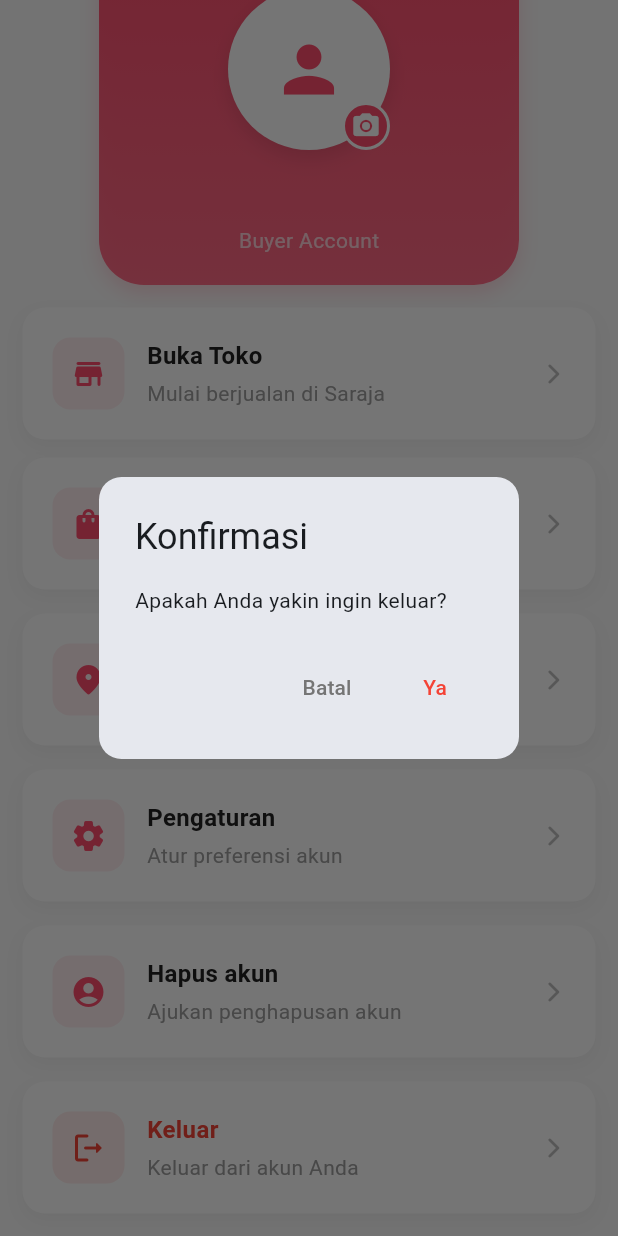
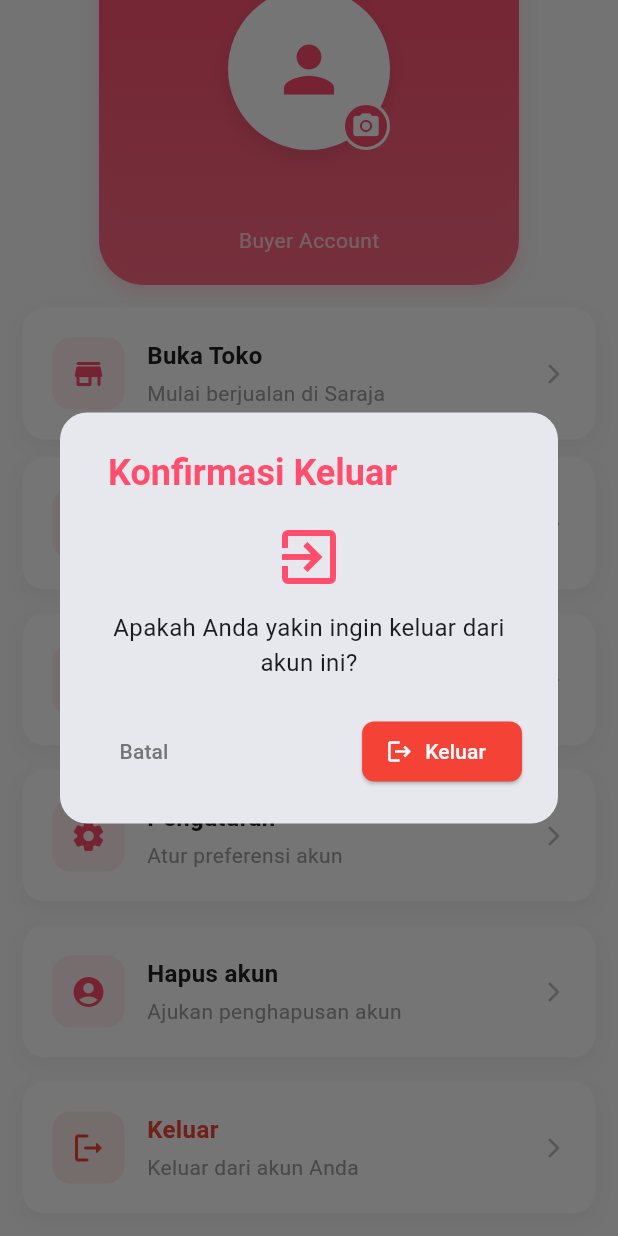
Before and after one commit to andhikafajarprayoga/ecommerce_kumbly, a Flutter app: the ProfileScreen screen opened directly, scrolled down 58 dp, after a tap on "Keluar", on a phone screen of 412 x 824 dp. Run offline on Flutter 3.47's test engine with Material 3 defaults, Android fonts, the light colour scheme and no system bars; our stand-ins replace carousel_slider, flutter_local_notifications, flutter_map, flutter_rating_bar, font_awesome_flutter, geocoding and 16 more; missing offline and left inert: realtime_client, workmanager; accounts and stored records are empty.

Commit message:
feat: Enhance logout confirmation dialog with improved UI and messaging

```diff
--- a/lib/pages/buyer/profile/profile_screen.dart
+++ b/lib/pages/buyer/profile/profile_screen.dart
@@ -496,12 +496,35 @@ class _ProfileScreenState extends State<ProfileScreen> {
                     onTap: () {
                       Get.dialog(
                         AlertDialog(
-                          title: const Text('Konfirmasi'),
-                          content:
-                              const Text('Apakah Anda yakin ingin keluar?'),
                           shape: RoundedRectangleBorder(
-                            borderRadius: BorderRadius.circular(15),
+                            borderRadius: BorderRadius.circular(18),
                           ),
+                          title: Row(
+                            children: [
+
+                              SizedBox(width: 8),
+                              Text(
+                                'Konfirmasi Keluar',
+                                style: TextStyle(
+                                  color: AppTheme.primary,
+                                  fontWeight: FontWeight.bold,
+                                ),
+                              ),
+                            ],
+                          ),
+                          content: Column(
+                            mainAxisSize: MainAxisSize.min,
+                            children: [
+                              Icon(Icons.exit_to_app, size: 48, color: AppTheme.primary),
+                              SizedBox(height: 12),
+                              Text(
+                                'Apakah Anda yakin ingin keluar dari akun ini?',
+                                textAlign: TextAlign.center,
+                                style: TextStyle(fontSize: 16),
+                              ),
+                            ],
+                          ),
+                          actionsAlignment: MainAxisAlignment.spaceBetween,
                           actions: [
                             TextButton(
                               onPressed: () => Get.back(),
@@ -510,15 +533,19 @@ class _ProfileScreenState extends State<ProfileScreen> {
                                 style: TextStyle(color: Colors.grey[600]),
                               ),
                             ),
-                            TextButton(
+                            ElevatedButton.icon(
+                              icon: Icon(Icons.logout, size: 18, color: Colors.white),
+                              label: Text('Keluar', style: TextStyle(color: Colors.white)),
+                              style: ElevatedButton.styleFrom(
+                                backgroundColor: Colors.red,
+                                shape: RoundedRectangleBorder(
+                                  borderRadius: BorderRadius.circular(8),
+                                ),
+                              ),
                               onPressed: () async {
                                 await authController.signOut();
                                 Get.offAllNamed('/buyer/home_screen');
                               },
-                              child: const Text(
-                                'Ya',
-                                style: TextStyle(color: Colors.red),
-                              ),
                             ),
                           ],
                         ),
```
